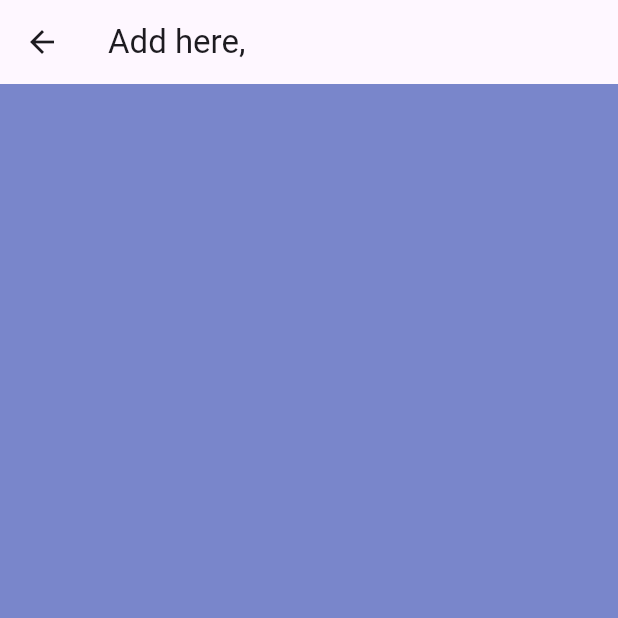
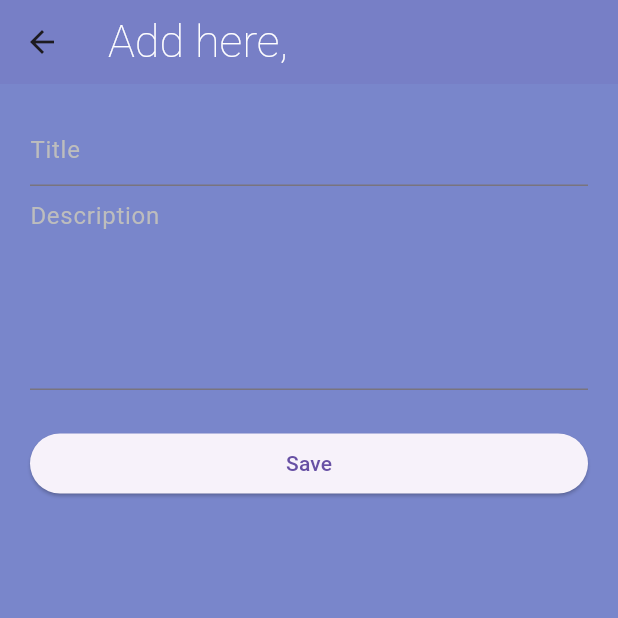
Before and after one commit to Hubaib19/crud_todo_API, a Flutter app: the screen it shows after launch, after a tap on "Add", on a phone screen of 412 x 824 dp, the top half of it. Run offline on Flutter 3.47's test engine with Material 3 defaults, Android fonts, the phone set to English and light mode, and no system bars.

```diff
--- a/lib/view/add_page.dart
+++ b/lib/view/add_page.dart
@@ -8,7 +8,34 @@ class AddPage extends StatelessWidget {
     return Scaffold(
       backgroundColor: Colors.indigo[300],
       appBar: AppBar(
-        title: const Text('Add here, '),
+        title: const Text(
+          'Add here, ',
+          style: TextStyle(
+              color: Colors.white, fontSize: 30, fontWeight: FontWeight.w200),
+        ),
+        backgroundColor: Colors.indigo[300],
+        elevation: 10,
+      ),
+      body: ListView(
+        padding: const EdgeInsets.all(20),
+        children: [
+          TextField(
+            decoration: InputDecoration(
+                hintText: 'Title',
+                hintStyle: TextStyle(color: Colors.grey[400])),
+          ),
+          TextField(
+            decoration: InputDecoration(
+                hintText: 'Description',
+                hintStyle: TextStyle(color: Colors.grey[400])),
+            maxLines: 8,
+            minLines: 5,
+          ),
+          const SizedBox(
+            height: 25,
+          ),
+          ElevatedButton(onPressed: () {}, child: const Text('Save'))
+        ],
       ),
     );
   }
--- a/lib/view/list_page.dart
+++ b/lib/view/list_page.dart
@@ -1,5 +1,3 @@
-import 'dart:js';
-
 import 'package:flutter/material.dart';
 import 'package:quiz_app/view/add_page.dart';
 
@@ -21,10 +19,12 @@ class ListPage extends StatelessWidget {
         elevation: 10,
       ),
       floatingActionButton: FloatingActionButton.extended(
-        onPressed: (){Navigator.of(context).push(MaterialPageRoute(builder: (context)=> AddPage()));},
+        onPressed: () {
+          Navigator.of(context)
+              .push(MaterialPageRoute(builder: (context) => const AddPage()));
+        },
         label: const Text('Add'),
       ),
     );
   }
-
 }
```
